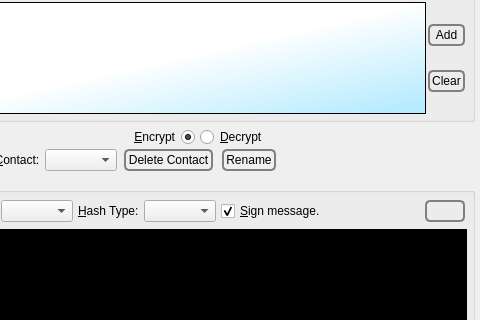
Before: the Qt Designer form branches/trunk/GoldBug-UI/spot-on-rosetta.ui in textbrowser/spot-on, drawn with Qt 5; both pictures show x 114 to 594 and y 131 to 451 of the 594 by 815 pixel window.
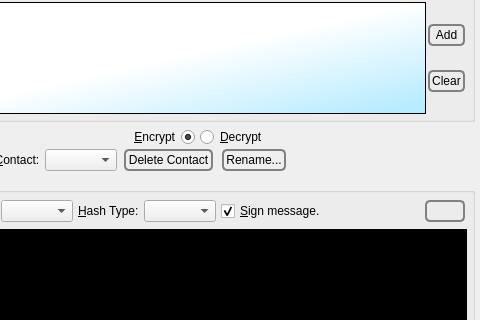
After: the same form once the commit is applied. Icons and pictures are not drawn.

Patch:
```diff
--- a/branches/trunk/GoldBug-UI/spot-on-rosetta.ui
+++ b/branches/trunk/GoldBug-UI/spot-on-rosetta.ui
@@ -515,7 +515,7 @@
  } </string>
           </property>
           <property name="text">
-           <string>Rename</string>
+           <string>Rename...</string>
           </property>
          </widget>
         </item>
```
